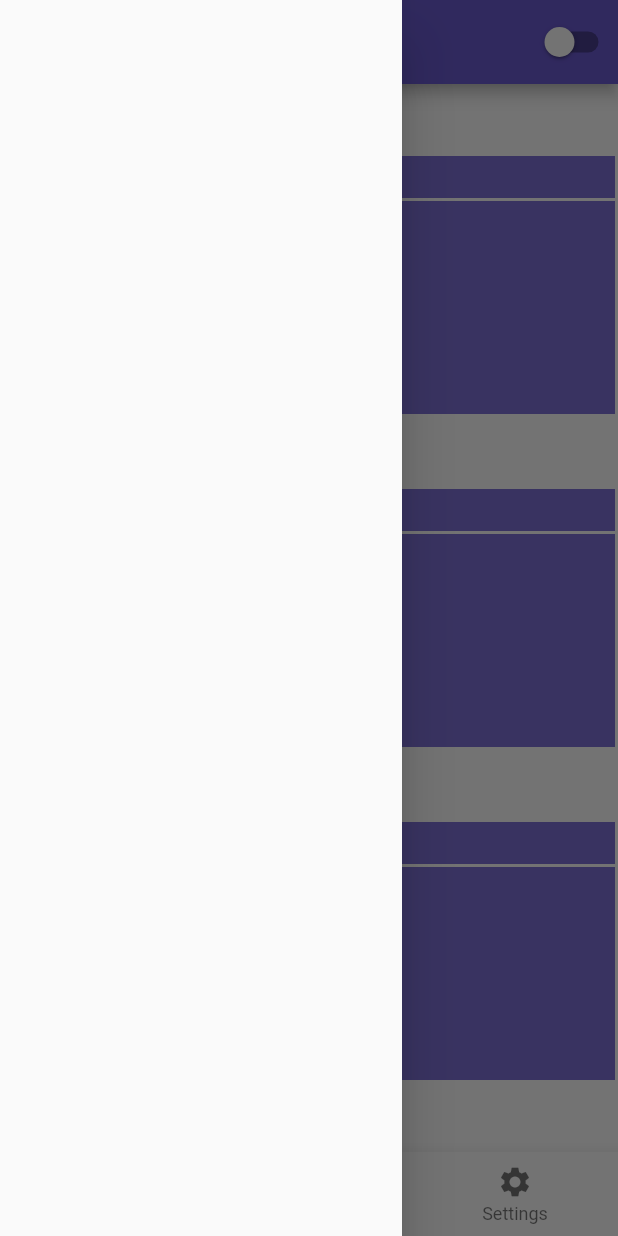
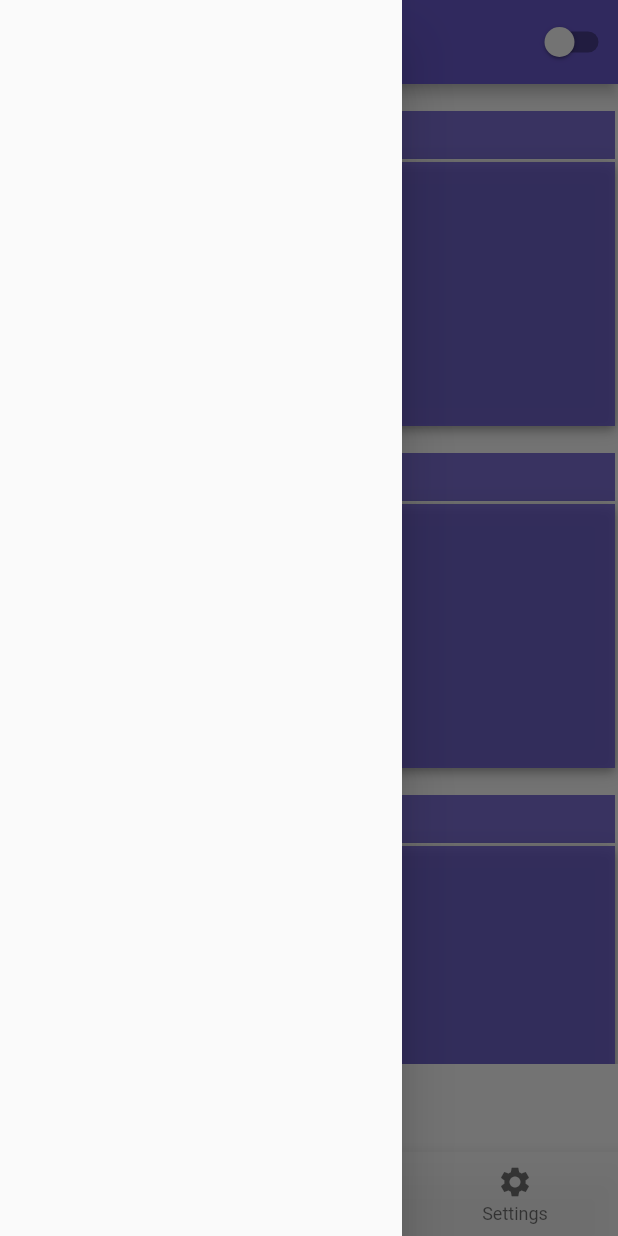
Before and after one commit to proz-tecnologia/PIT03GP06, a Flutter app: the screen it shows after launch, with the side drawer open, on a phone screen of 412 x 824 dp. Run offline on Flutter 3.47's test engine with Material 2 defaults, Android fonts, the phone set to English and light mode, and no system bars.

Commit message:
Updating spacings and colors

```diff
--- a/lib/pages/home/bottomnavigation.dart
+++ b/lib/pages/home/bottomnavigation.dart
@@ -1,3 +1,4 @@
+import 'package:ctrl_real/controllers/themes/darmodcontroller.dart';
 import 'package:flutter/material.dart';
 
 class BottomNavigation extends StatefulWidget {
@@ -18,7 +19,11 @@ class _MyStatefulWidgetState extends State<BottomNavigation> {
 
   @override
   Widget build(BuildContext context) {
-    return  BottomNavigationBar(
+    return AnimatedBuilder(
+      animation: DarkController.instance,
+      builder: (context, child) {
+        return BottomNavigationBar(
+          backgroundColor: DarkController.instance.darkmod ? const Color.fromARGB(240, 30, 30, 30) : const Color.fromARGB(216, 250, 250, 250),
           items: const <BottomNavigationBarItem>[
             BottomNavigationBarItem(
               icon: Icon(Icons.home),
@@ -34,8 +39,10 @@ class _MyStatefulWidgetState extends State<BottomNavigation> {
             ),
           ],
           currentIndex: _selectedIndex,
-        selectedItemColor:const Color(0xff6959CD),
+          selectedItemColor:const Color.fromARGB(220, 104, 89, 205),
           onTap: _onItemTapped,
+        );
+      },
     );
   }
 }
--- a/lib/pages/home/homebody.dart
+++ b/lib/pages/home/homebody.dart
@@ -9,16 +9,21 @@ class HomeBody extends StatelessWidget {
   @override
   Widget build(BuildContext context) {
     return SafeArea(
+      child: SizedBox(
+        height: 653,
+        child: SingleChildScrollView(
           child: Column(
             children: const [
-          Expanded(child: SizedBox()),
+              SizedBox(height: 16),
               Balances(),
-          Expanded(child: SizedBox()),
+              SizedBox(height: 14),
               Categories(),
-          Expanded(child: SizedBox()),
+              SizedBox(height: 14),
               Speding(),
-          Expanded(child: SizedBox()),
+              SizedBox(height: 14),
             ],
+          ),
+        ),
       )
     );
   }
--- a/lib/pages/widgets/balances.dart
+++ b/lib/pages/widgets/balances.dart
@@ -15,16 +15,22 @@ class Balances extends StatelessWidget {
           return  Column(
           children: [
             Container(
-            color: DarkController.instance.darkmod ? const Color.fromARGB(100, 10, 10, 10) : const Color.fromARGB(220, 104, 89, 205),
+              decoration: BoxDecoration(
+              color: DarkController.instance.darkmod ? const Color.fromARGB(240, 30, 30, 30) : const Color.fromARGB(220, 104, 89, 205),
+              boxShadow: kElevationToShadow[0.8],
+              ),
             width: MediaQuery.of(context).size.width,
-            height: 28,
+            height: 32,
             ),
             const SizedBox(height: 2),
             Container(
-            color: DarkController.instance.darkmod ? const Color.fromARGB(100, 10, 10, 10) : const Color.fromARGB(220, 104, 89, 205),
-            height: 142,
+              decoration: BoxDecoration(
+              color: DarkController.instance.darkmod ? const Color.fromARGB(240, 30, 30, 30) : const Color.fromARGB(220, 104, 89, 205),
+              boxShadow: kElevationToShadow[4],
+              ),
+            height: 176,
             width: MediaQuery.of(context).size.width,
-          ),
+            ),
           ],
         );
         }
--- a/lib/pages/widgets/categories.dart
+++ b/lib/pages/widgets/categories.dart
@@ -12,17 +12,23 @@ class Categories extends StatelessWidget {
       child: AnimatedBuilder(
         animation: DarkController.instance,
         builder: (BuildContext context, Widget? child) {
-          return  Column(
+          return Column(
           children: [
             Container(
-            color: DarkController.instance.darkmod ? const Color.fromARGB(100, 10, 10, 10) : const Color.fromARGB(220, 104, 89, 205),
+              decoration: BoxDecoration(
+              color: DarkController.instance.darkmod ? const Color.fromARGB(240, 30, 30, 30) : const Color.fromARGB(220, 104, 89, 205),
+              boxShadow: kElevationToShadow[0.8],
+              ),
               width: MediaQuery.of(context).size.width,
-            height: 28,
+              height: 32,
               ),
             const SizedBox(height: 2),
             Container(
-            color: DarkController.instance.darkmod ? const Color.fromARGB(100, 10, 10, 10) : const Color.fromARGB(220, 104, 89, 205),
-            height: 142,
+              decoration: BoxDecoration(
+              color: DarkController.instance.darkmod ? const Color.fromARGB(240, 30, 30, 30) : const Color.fromARGB(220, 104, 89, 205),
+              boxShadow: kElevationToShadow[4],
+              ),
+              height: 176,
               width: MediaQuery.of(context).size.width,
               ),
             ],
--- a/lib/pages/widgets/spending.dart
+++ b/lib/pages/widgets/spending.dart
@@ -14,14 +14,19 @@ class Speding extends StatelessWidget {
           return  Column(
           children: [
             Container(
-            color: DarkController.instance.darkmod ? const Color.fromARGB(100, 10, 10, 10) : const Color.fromARGB(220, 104, 89, 205),
-            width: MediaQuery.of(context).size.width,
-            height: 28,
+              decoration: BoxDecoration(
+              color: DarkController.instance.darkmod ? const Color.fromARGB(240, 30, 30, 30) : const Color.fromARGB(220, 104, 89, 205),
+              boxShadow: kElevationToShadow[0.8],
+              ),
+            height: 32,
             ),
             const SizedBox(height: 2),
             Container(
-            color: DarkController.instance.darkmod ? const Color.fromARGB(100, 10, 10, 10) : const Color.fromARGB(220, 104, 89, 205),
-            height: 142,
+              decoration: BoxDecoration(
+              color: DarkController.instance.darkmod ? const Color.fromARGB(240, 30, 30, 30) : const Color.fromARGB(220, 104, 89, 205),
+              boxShadow: kElevationToShadow[4],
+              ),
+            height: 176,
             width: MediaQuery.of(context).size.width,
           ),
           ],
```
Lines whose indentation alone changed are shown as unchanged.
